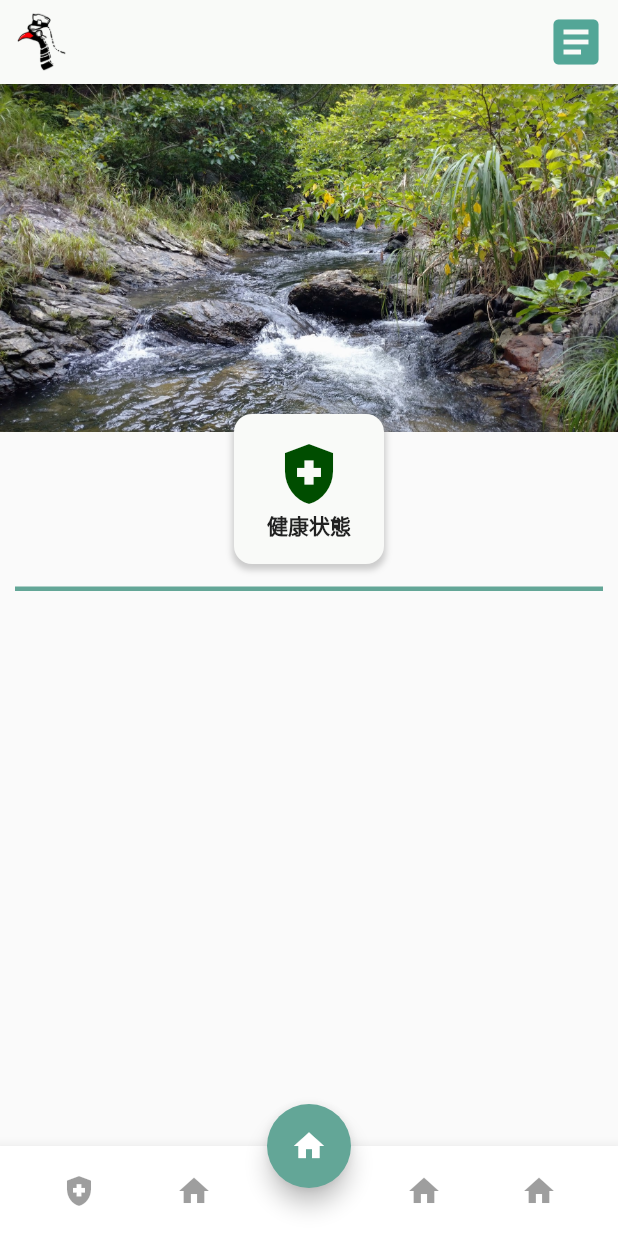
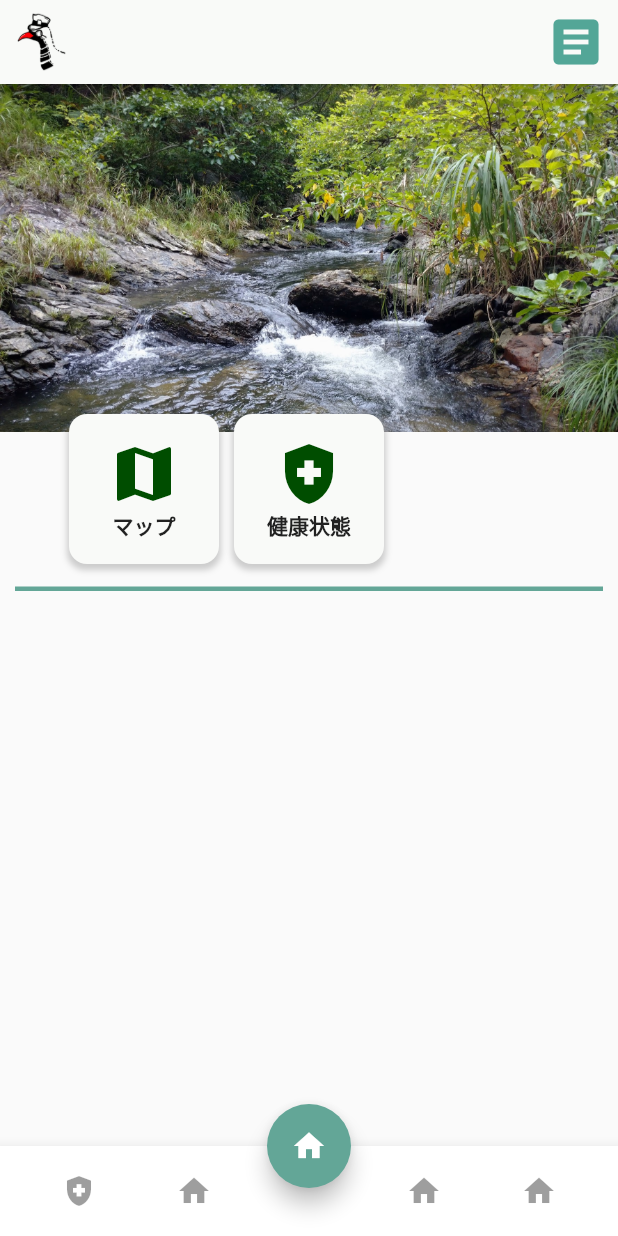
Before and after one commit to Team-NFF/quinart-application, a Flutter app: the screen it shows after launch, on a phone screen of 412 x 824 dp. Run offline on Flutter 3.47's test engine with Material 2 defaults, Android fonts, the light colour scheme and no system bars; our stand-ins replace flutter_riverpod, google_fonts, hooks_riverpod.

Commit message:
Update: Add main button(map)

```diff
--- /dev/null
+++ b/lib/component/home_page/main_button/map.dart
@@ -0,0 +1,59 @@
+import 'package:flutter/material.dart';
+
+class MapButton extends StatelessWidget {
+  const MapButton({super.key});
+
+  @override
+  Widget build(BuildContext context) {
+    return Positioned(
+      top: 220,
+      left: 20,
+      right: 240,
+      child: Center(
+        child: InkWell(
+          onTap: () {},
+          child: Column(
+            children: [
+              Container(
+                width: 100,
+                height: 100,
+                padding: const EdgeInsets.all(16),
+                decoration: BoxDecoration(
+                  color: const Color(0xFFf9faf8),
+                  borderRadius: BorderRadius.circular(12),
+                  boxShadow: [
+                    BoxShadow(
+                      color: Colors.grey.withOpacity(0.5),
+                      spreadRadius: 1,
+                      blurRadius: 3,
+                      offset: const Offset(0, 3),
+                    ),
+                  ],
+                ),
+                child: const SingleChildScrollView(
+                  child: Column(
+                    mainAxisAlignment: MainAxisAlignment.center,
+                    children: [
+                      Icon(
+                        Icons.map,
+                        color: Color(0xFF004d00),
+                        size: 48,
+                      ),
+                      Text(
+                        'マップ',
+                        style: TextStyle(
+                          fontSize: 14,
+                          fontWeight: FontWeight.bold,
+                        ),
+                      ),
+                    ],
+                  ),
+                ),
+              ),
+            ],
+          ),
+        ),
+      ),
+    );
+  }
+}
--- a/lib/view/home_page/home.dart
+++ b/lib/view/home_page/home.dart
@@ -3,6 +3,7 @@ import 'package:quinart/component/home_page/drawer/drawer.dart';
 import 'package:quinart/component/home_page/header.dart';
 import 'package:quinart/component/appbar/home_appbar.dart';
 import 'package:quinart/component/home_page/main_button/health_check.dart';
+import 'package:quinart/component/home_page/main_button/map.dart';
 import 'package:quinart/component/divider/green_divider.dart';
 import 'package:quinart/component/footer/footer.dart';
 
@@ -17,6 +18,7 @@ class HomeScreen extends StatelessWidget {
       body: const Stack(
         children: [
           HomePageHeader(),
+          MapButton(),
           HealthCheckButton(),
           Positioned(
             top: 335,
```
